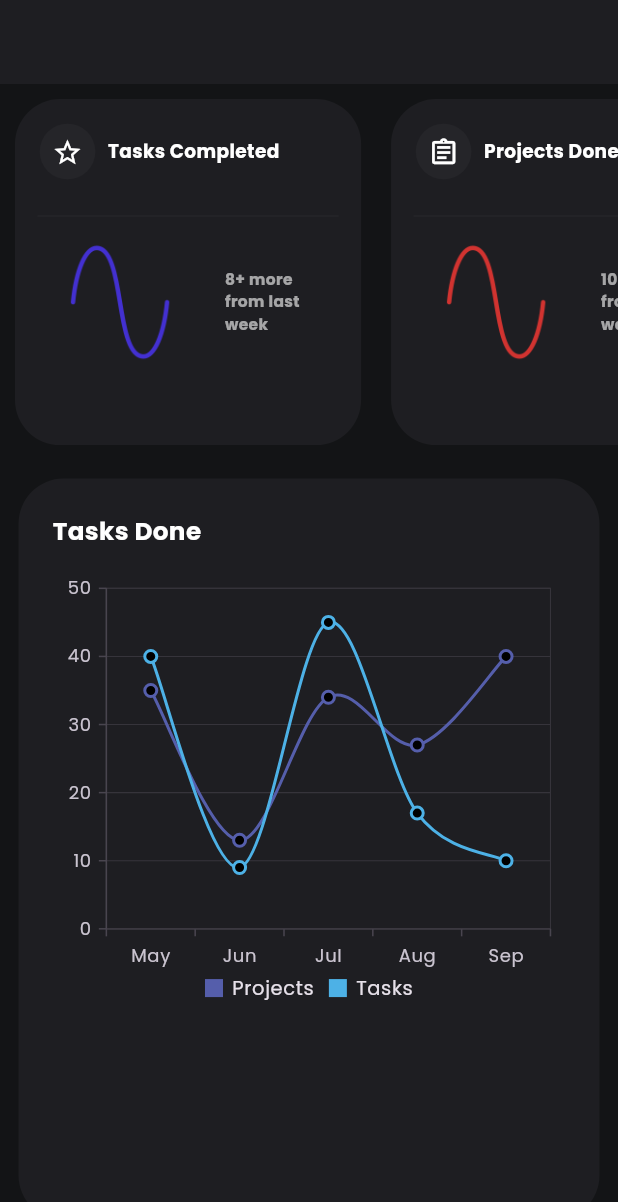
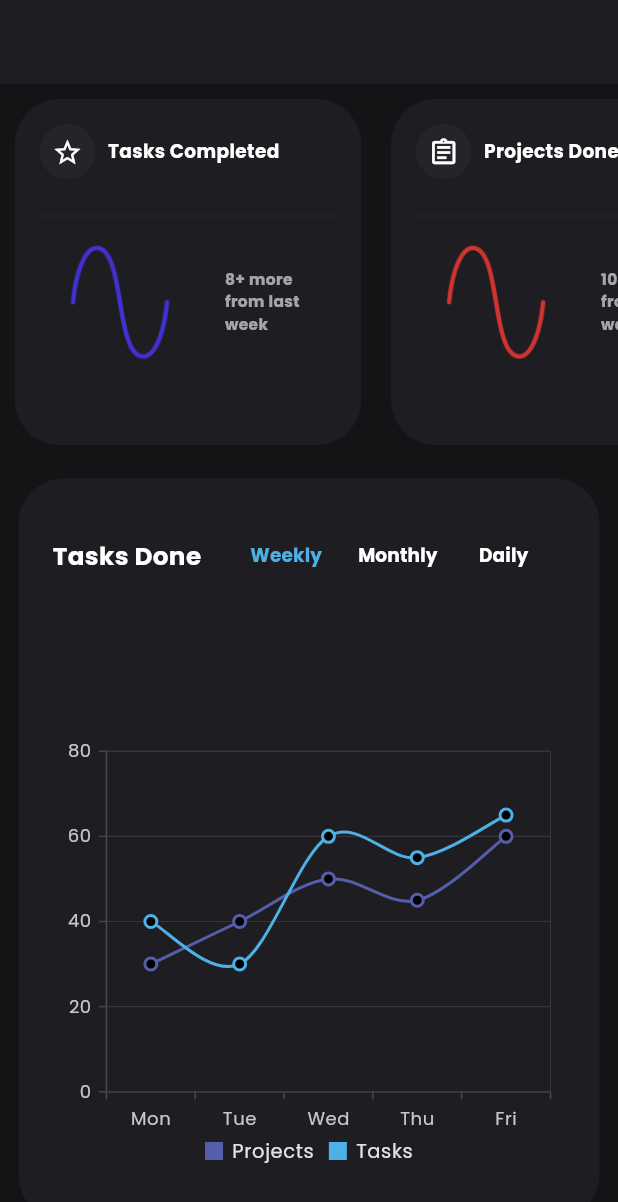
Before and after one commit to amjad605/task_manger, a Flutter app: the screen it shows after launch, on a phone screen of 412 x 824 dp. Shown: the top 1202 px of the screen. Run offline on Flutter 3.47's test engine with Material 3 defaults, Android fonts, the light colour scheme and no system bars; our stand-ins replace flutter_bloc, google_fonts, liquid_swipe, syncfusion_flutter_charts.

Commit message:
Added Weekly & Daily Charts

```diff
--- a/lib/Screens/StatisticsScreen/overall_chart_class.dart
+++ b/lib/Screens/StatisticsScreen/overall_chart_class.dart
@@ -1,10 +1,13 @@
+import 'package:flutter/material.dart';
+import 'package:syncfusion_flutter_charts/charts.dart';
+
 class ChartData {
   ChartData(this.x, this.y);
   final String x;
   final double? y;
 }
 
-final List<ChartData> chartData1 = [
+final List<ChartData> monthlyData1 = [
   ChartData('May', 35),
   ChartData('Jun', 13),
   ChartData('Jul', 34),
@@ -12,10 +15,58 @@ final List<ChartData> chartData1 = [
   ChartData('Sep', 40)
 ];
 
-final List<ChartData> chartData2 = [
+final List<ChartData> monthlyData2 = [
   ChartData('May', 40),
   ChartData('Jun', 9),
   ChartData('Jul', 45),
   ChartData('Aug', 17),
   ChartData('Sep', 10)
 ];
+
+List<ChartData> dailyData1 = [
+  ChartData("01:00", 10),
+  ChartData("03:00", 20),
+  ChartData("06:00", 15),
+  ChartData("09:00", 30),
+  ChartData("12:00", 25)
+];
+
+List<ChartData> dailyData2 = [
+  ChartData("01:00", 15),
+  ChartData("03:00", 10),
+  ChartData("06:00", 5),
+  ChartData("09:00", 35),
+  ChartData("12:00", 40)
+];
+
+List<ChartData> weeklyData1 = [
+  ChartData("Mon", 30),
+  ChartData("Tue", 40),
+  ChartData("Wed", 50),
+  ChartData("Thu", 45),
+  ChartData("Fri", 60)
+];
+
+List<ChartData> weeklyData2 = [
+  ChartData("Mon", 40),
+  ChartData("Tue", 30),
+  ChartData("Wed", 60),
+  ChartData("Thu", 55),
+  ChartData("Fri", 65)
+];
+
+
+List<SplineSeries<ChartData, String>> getSplineSeries(List<ChartData> data, Color color, String name) {
+  return data.map((seriesData) {
+    return SplineSeries<ChartData, String>(
+      dataSource: data,
+      name: name,
+      splineType: SplineType.cardinal,
+      cardinalSplineTension: 0.9,
+      color: color,
+      xValueMapper: (ChartData data, _) => data.x,
+      yValueMapper: (ChartData data, _) => data.y!,
+      markerSettings: const MarkerSettings(isVisible: true),
+    );
+  }).toList();
+}
--- a/lib/Screens/StatisticsScreen/statistics_screen.dart
+++ b/lib/Screens/StatisticsScreen/statistics_screen.dart
@@ -1,16 +1,39 @@
 import 'package:flutter/material.dart';
+import 'package:flutter_bloc/flutter_bloc.dart';
 import 'package:syncfusion_flutter_charts/charts.dart';
 import 'package:task_manger/Constants/constants.dart';
 import 'package:task_manger/Screens/StatisticsScreen/overall_chart_class.dart';
 import 'package:task_manger/Screens/StatisticsScreen/overall_info_class.dart';
+import 'package:task_manger/cubits/statistics_screen_states.dart';
 
 class StatisticsScreen extends StatelessWidget {
-  const StatisticsScreen({super.key});
+  const StatisticsScreen({Key? key}) : super(key: key);
 
   @override
   Widget build(BuildContext context) {
+    return BlocProvider(
+      create: (context) => StatisticsCubit(),
+      child: StatisticsScreenContent(),
+    );
+  }
+}
+
+class StatisticsScreenContent extends StatelessWidget {
+  const StatisticsScreenContent({Key? key}) : super(key: key);
+
+  @override
+  Widget build(BuildContext context) {
+    return BlocBuilder<StatisticsCubit, int>(
+      builder: (context, selectedIndex) {
         final screenWidth = MediaQuery.of(context).size.width;
         final screenHeight = MediaQuery.of(context).size.height;
+        List<List<ChartData>> data1 = [
+          weeklyData1,
+          monthlyData1,
+          dailyData1,
+        ];
+        List<List<ChartData>> data2 = [weeklyData2, monthlyData2, dailyData2];
+        List<String> titles = ["Weekly", "Monthly", "Daily"];
 
         return Scaffold(
           appBar: AppBar(
@@ -52,9 +75,10 @@ class StatisticsScreen extends StatelessWidget {
                           child: Column(
                             crossAxisAlignment: CrossAxisAlignment.start,
                             children: [
+                              Row(
+                                children: [
                                   Text(
                                     "Tasks Done",
-                            maxLines: 1,
                                     style: TextStyle(
                                       color: Colors.white,
                                       fontWeight: FontWeight.bold,
@@ -62,36 +86,86 @@ class StatisticsScreen extends StatelessWidget {
                                     ),
                                   ),
                                   SizedBox(
-                            height: screenHeight * 0.02,
+                                    width: screenWidth * 0.05,
                                   ),
+                                  SizedBox(
+                                    height: screenHeight * 0.07,
+                                    child: Row(
+                                      mainAxisAlignment:
+                                          MainAxisAlignment.center,
+                                      children: [
+                                        for (var index = 0;
+                                            index < titles.length;
+                                            index++)
+                                          TextButton(
+                                            onPressed: () {
+                                              context
+                                                  .read<StatisticsCubit>()
+                                                  .updateSelectedIndex(index);
+                                            },
+                                            style: ButtonStyle(
+                                              overlayColor:
+                                                  MaterialStateProperty
+                                                      .resolveWith<Color?>(
+                                                (states) {
+                                                  return index == selectedIndex
+                                                      ? kLightblue
+                                                          .withOpacity(0.1)
+                                                      : null;
+                                                },
+                                              ),
+                                            ),
+                                            child: Text(
+                                              titles[index],
+                                              style: TextStyle(
+                                                color: index == selectedIndex
+                                                    ? kLightblue
+                                                    : Colors.white,
+                                                fontSize: screenWidth * 0.03,
+                                                fontWeight: FontWeight.bold,
+                                              ),
+                                            ),
+                                          ),
+                                      ],
+                                    ),
+                                  )
+                                ],
+                              ),
+                              const Spacer(),
                               SfCartesianChart(
                                 primaryXAxis: const CategoryAxis(
-                              majorGridLines:MajorGridLines(width: 0, color: Color.fromRGBO(69, 69, 73, 0.546)),
+                                  majorGridLines: MajorGridLines(
+                                      width: 0,
+                                      color: Color.fromRGBO(69, 69, 73, 0.546)),
                                 ),
                                 legend: const Legend(
                                     isVisible: true,
                                     position: LegendPosition.bottom),
-                            series: <CartesianSeries>[
+                                series: [
                                   SplineSeries<ChartData, String>(
-                                  dataSource: chartData1,
+                                    dataSource: data1[selectedIndex],
                                     name: "Projects",
                                     splineType: SplineType.cardinal,
                                     cardinalSplineTension: 0.9,
                                     color: kMainColor,
                                     xValueMapper: (ChartData data, _) => data.x,
-                                  yValueMapper: (ChartData data, _) => data.y!,
+                                    yValueMapper: (ChartData data, _) =>
+                                        data.y!,
                                     markerSettings:
-                                      const MarkerSettings(isVisible: true)),
+                                        const MarkerSettings(isVisible: true),
+                                  ),
                                   SplineSeries<ChartData, String>(
-                                  dataSource: chartData2,
+                                    dataSource: data2[selectedIndex],
                                     name: "Tasks",
                                     splineType: SplineType.cardinal,
                                     cardinalSplineTension: 0.9,
                                     color: kLightblue,
                                     xValueMapper: (ChartData data, _) => data.x,
-                                  yValueMapper: (ChartData data, _) => data.y!,
+                                    yValueMapper: (ChartData data, _) =>
+                                        data.y!,
                                     markerSettings:
-                                      const MarkerSettings(isVisible: true)),
+                                        const MarkerSettings(isVisible: true),
+                                  ),
                                 ],
                               )
                             ],
@@ -104,6 +178,8 @@ class StatisticsScreen extends StatelessWidget {
               ],
             ),
           ),
+        );
+      },
     );
   }
 }
--- /dev/null
+++ b/lib/cubits/statistics_screen_states.dart
@@ -0,0 +1,13 @@
+import 'package:flutter_bloc/flutter_bloc.dart';
+
+
+enum StatisticsEvent { updateSelectedIndex }
+
+class StatisticsCubit extends Cubit<int> {
+  StatisticsCubit() : super(0);
+
+
+  void updateSelectedIndex(int index) {
+    emit(index);
+  }
+}
--- a/pubspec.yaml
+++ b/pubspec.yaml
@@ -31,6 +31,7 @@ dependencies:
   cupertino_icons: ^1.0.6
   flutter:
     sdk: flutter
+  flutter_bloc: ^8.1.4
   google_fonts: ^6.1.0
   liquid_swipe: ^3.1.0
   syncfusion_flutter_charts: ^24.2.7
```
Also changed, not shown: pubspec.lock. Lines whose indentation alone changed are shown as unchanged.
